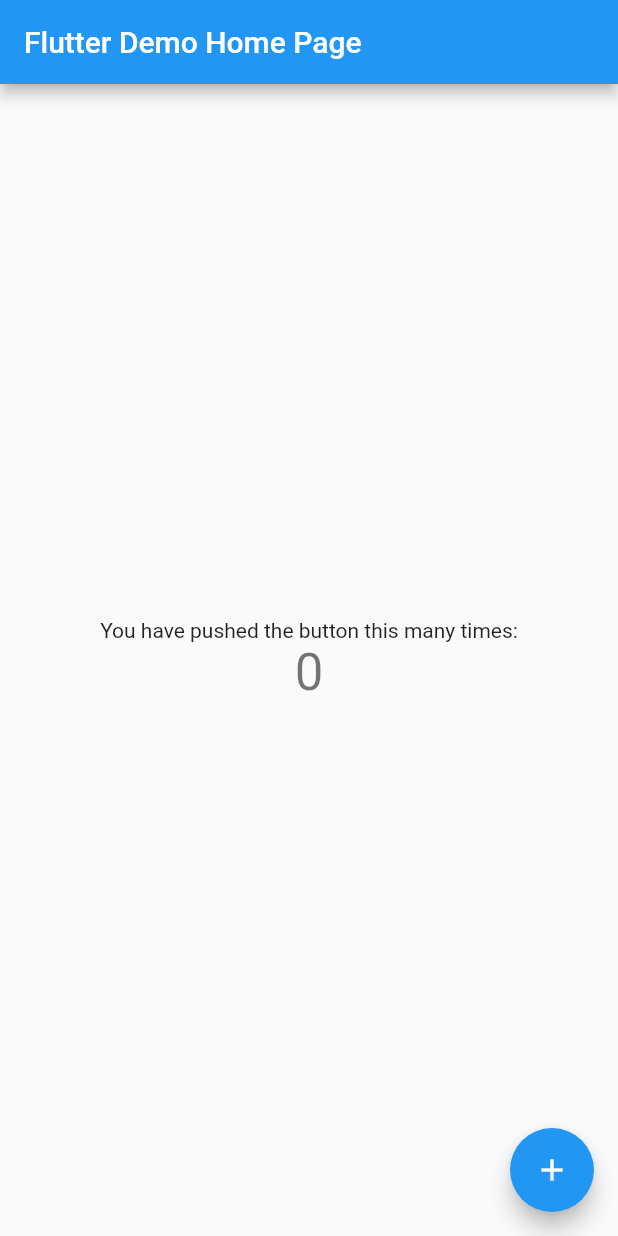
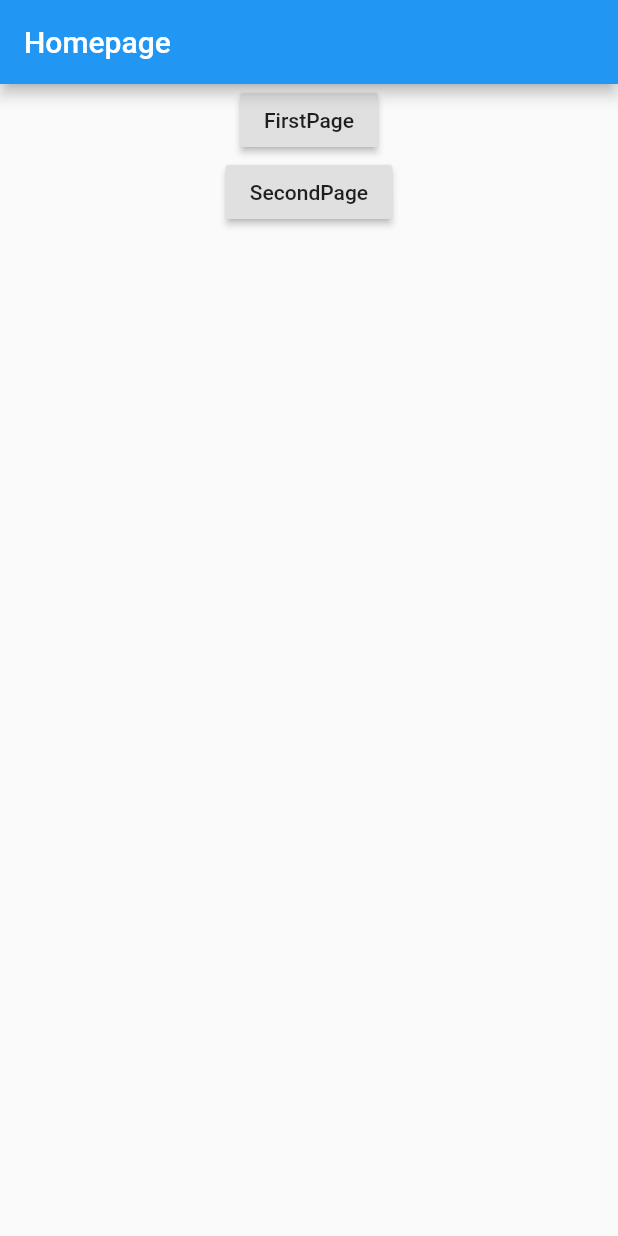
Before and after one commit to kimts2627/flutter-navigation, a Flutter app: the screen it shows after launch, on a phone screen of 412 x 824 dp. Run offline on Flutter 3.47's test engine with Material 2 defaults, Android fonts, the phone set to English and light mode, and no system bars.

Commit message:
add two pages

```diff
--- a/lib/main.dart
+++ b/lib/main.dart
@@ -1,4 +1,6 @@
 import 'package:flutter/material.dart';
+import 'package:flutter_navigation/second.dart';
+import 'first.dart';
 
 void main() {
   runApp(MyApp());
@@ -11,103 +13,45 @@ class MyApp extends StatelessWidget {
     return MaterialApp(
       title: 'Flutter Demo',
       theme: ThemeData(
-        // This is the theme of your application.
-        //
-        // Try running your application with "flutter run". You'll see the
-        // application has a blue toolbar. Then, without quitting the app, try
-        // changing the primarySwatch below to Colors.green and then invoke
-        // "hot reload" (press "r" in the console where you ran "flutter run",
-        // or simply save your changes to "hot reload" in a Flutter IDE).
-        // Notice that the counter didn't reset back to zero; the application
-        // is not restarted.
         primarySwatch: Colors.blue,
       ),
-      home: MyHomePage(title: 'Flutter Demo Home Page'),
+      home: HomePage(),
     );
   }
 }
 
-class MyHomePage extends StatefulWidget {
-  MyHomePage({Key key, this.title}) : super(key: key);
 
-  // This widget is the home page of your application. It is stateful, meaning
-  // that it has a State object (defined below) that contains fields that affect
-  // how it looks.
-
-  // This class is the configuration for the state. It holds the values (in this
-  // case the title) provided by the parent (in this case the App widget) and
-  // used by the build method of the State. Fields in a Widget subclass are
-  // always marked "final".
-
-  final String title;
-
-  @override
-  _MyHomePageState createState() => _MyHomePageState();
-}
-
-class _MyHomePageState extends State<MyHomePage> {
-  int _counter = 0;
-
-  void _incrementCounter() {
-    setState(() {
-      // This call to setState tells the Flutter framework that something has
-      // changed in this State, which causes it to rerun the build method below
-      // so that the display can reflect the updated values. If we changed
-      // _counter without calling setState(), then the build method would not be
-      // called again, and so nothing would appear to happen.
-      _counter++;
-    });
-  }
-
+class HomePage extends StatelessWidget {
   @override
   Widget build(BuildContext context) {
-    // This method is rerun every time setState is called, for instance as done
-    // by the _incrementCounter method above.
-    //
-    // The Flutter framework has been optimized to make rerunning build methods
-    // fast, so that you can just rebuild anything that needs updating rather
-    // than having to individually change instances of widgets.
     return Scaffold(
       appBar: AppBar(
-        // Here we take the value from the MyHomePage object that was created by
-        // the App.build method, and use it to set our appbar title.
-        title: Text(widget.title),
+        title: Text('Homepage'),
       ),
       body: Center(
-        // Center is a layout widget. It takes a single child and positions it
-        // in the middle of the parent.
         child: Column(
-          // Column is also a layout widget. It takes a list of children and
-          // arranges them vertically. By default, it sizes itself to fit its
-          // children horizontally, and tries to be as tall as its parent.
-          //
-          // Invoke "debug painting" (press "p" in the console, choose the
-          // "Toggle Debug Paint" action from the Flutter Inspector in Android
-          // Studio, or the "Toggle Debug Paint" command in Visual Studio Code)
-          // to see the wireframe for each widget.
-          //
-          // Column has various properties to control how it sizes itself and
-          // how it positions its children. Here we use mainAxisAlignment to
-          // center the children vertically; the main axis here is the vertical
-          // axis because Columns are vertical (the cross axis would be
-          // horizontal).
-          mainAxisAlignment: MainAxisAlignment.center,
-          children: <Widget>[
-            Text(
-              'You have pushed the button this many times:',
+          children: [
+            RaisedButton(
+              child: Text('FirstPage'),
+              onPressed: () {
+                Navigator.push(
+                    context,
+                    MaterialPageRoute(builder: (context) => FirstPage())
+                );
+              },
             ),
-            Text(
-              '$_counter',
-              style: Theme.of(context).textTheme.headline4,
+            RaisedButton(
+              child: Text('SecondPage'),
+              onPressed: () {
+                Navigator.push(
+                    context,
+                    MaterialPageRoute(builder: (context) => SecondPage())
+                );
+              },
             ),
           ],
         ),
-      ),
-      floatingActionButton: FloatingActionButton(
-        onPressed: _incrementCounter,
-        tooltip: 'Increment',
-        child: Icon(Icons.add),
-      ), // This trailing comma makes auto-formatting nicer for build methods.
+      )
     );
   }
 }
--- /dev/null
+++ b/lib/second.dart
@@ -0,0 +1,12 @@
+import 'package:flutter/material.dart';
+
+class SecondPage extends StatelessWidget {
+  @override
+  Widget build(BuildContext context) {
+    return Scaffold(
+      appBar: AppBar(
+        title: Text('SecondPage'),
+      ),
+    );
+  }
+}
```
Also changed, not shown: lib/first.dart (added, +24 -0 lines).
